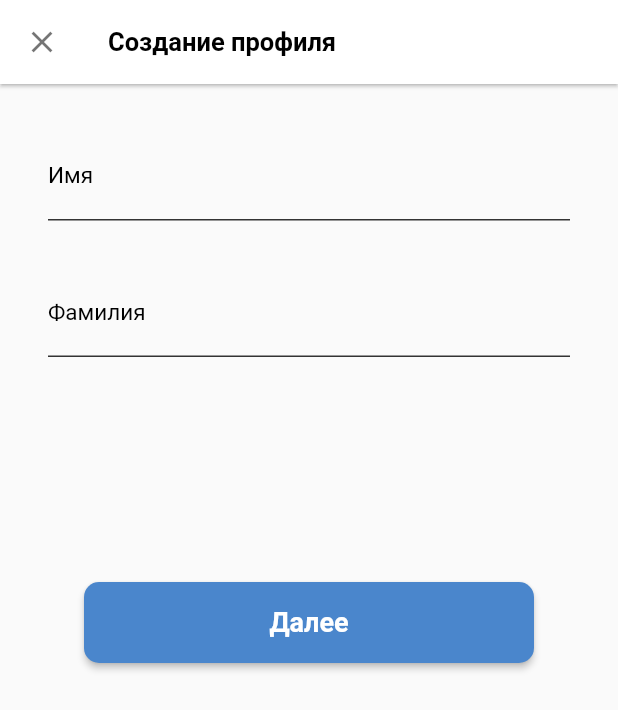
After one commit to ATekimbaev/clinic_app, a Flutter app: the screen it shows after launch, on a phone screen of 412 x 824 dp. The commit adds this screen. Shown: the top 710 px of the screen. Run offline on Flutter 3.47's test engine with Material 2 defaults, Android fonts, the phone set to English and light mode, and no system bars.

Commit message:
created new pages

```diff
--- a/lib/core/theme/app_colors.dart
+++ b/lib/core/theme/app_colors.dart
@@ -6,4 +6,6 @@ abstract class AppColors {
   static const Color blue = Color(0xff4A86CC);
   static Color blackWithOpacity54 = Colors.black.withOpacity(0.54);
   static const Color darkGrey = Color(0xff333333);
+  static const Color lightGrey = Color(0xffC4C4C4);
+  static const Color blueButton = Color(0xff007AFF);
 }
--- a/lib/main.dart
+++ b/lib/main.dart
@@ -1,4 +1,6 @@
 import 'package:clinic_app/screens%20/auth_screen/auth_screen.dart';
+import 'package:clinic_app/screens%20/auth_screen/confrim_code_page.dart';
+import 'package:clinic_app/screens%20/auth_screen/create_profile_screen.dart';
 import 'package:clinic_app/screens%20/welcome_screen/welcome_screen.dart';
 import 'package:flutter/material.dart';
 
@@ -16,7 +18,7 @@ class MyApp extends StatelessWidget {
       theme: ThemeData(
         primarySwatch: Colors.blue,
       ),
-      home: const WelcomeScreen(),
+      home: CreateProfileScreen(),
     );
   }
 }
--- /dev/null
+++ b/lib/screens /auth_screen/create_profile_screen.dart
@@ -0,0 +1,93 @@
+import 'package:clinic_app/core/widgets/app_button.dart';
+import 'package:flutter/material.dart';
+import 'package:flutter/src/widgets/container.dart';
+import 'package:flutter/src/widgets/framework.dart';
+
+import '../../core/theme/app_colors.dart';
+import '../../core/theme/app_fonts.dart';
+
+class CreateProfileScreen extends StatelessWidget {
+  CreateProfileScreen({super.key});
+  TextEditingController controllerName = TextEditingController();
+  TextEditingController controllerLastName = TextEditingController();
+  @override
+  Widget build(BuildContext context) {
+    return Scaffold(
+      appBar: AppBar(
+        elevation: 1,
+        backgroundColor: AppColors.white,
+        leading: IconButton(
+          onPressed: () {
+            Navigator.pop(context);
+          },
+          icon: Icon(
+            Icons.close,
+            color: AppColors.blackWithOpacity54,
+          ),
+        ),
+        title: const Text(
+          'Создание профиля',
+          style: AppFonts.w600s17,
+        ),
+      ),
+      body: Padding(
+        padding: const EdgeInsets.all(32.0),
+        child: Column(
+          crossAxisAlignment: CrossAxisAlignment.start,
+          children: [
+            NameTextField(
+              hintText: 'Введите ваше имя',
+              lable: 'Имя',
+              controller: controllerName,
+            ),
+            const SizedBox(
+              height: 32,
+            ),
+            NameTextField(
+              hintText: 'Введите вашу фамилию',
+              lable: 'Фамилия',
+              controller: controllerLastName,
+            ),
+            const SizedBox(
+              height: 150,
+            ),
+            Center(child: AppButton(title: 'Далее', onPressed: () {}))
+          ],
+        ),
+      ),
+    );
+  }
+}
+
+class NameTextField extends StatelessWidget {
+  const NameTextField({
+    Key? key,
+    required this.lable,
+    required this.hintText,
+    required this.controller,
+  }) : super(key: key);
+  final String lable;
+  final String hintText;
+  final TextEditingController controller;
+
+  @override
+  Widget build(BuildContext context) {
+    return TextField(
+      decoration: InputDecoration(
+          enabledBorder: const UnderlineInputBorder(
+            borderSide: BorderSide(color: AppColors.darkGrey),
+          ),
+          focusedBorder: const UnderlineInputBorder(
+            borderSide: BorderSide(color: AppColors.darkGrey),
+          ),
+          border: const UnderlineInputBorder(
+            borderSide: BorderSide(color: AppColors.darkGrey),
+          ),
+          label: Text(
+            lable,
+            style: AppFonts.w400s15,
+          ),
+          hintText: hintText),
+    );
+  }
+}
--- a/lib/screens /auth_screen/widget/custom_text_field.dart
+++ b/lib/screens /auth_screen/widget/custom_text_field.dart
@@ -4,19 +4,23 @@ import '../../../core/theme/app_colors.dart';
 import '../../../core/theme/app_fonts.dart';
 
 class CustomTextField extends StatelessWidget {
-  const CustomTextField({
+  CustomTextField({
     Key? key,
     required this.controller,
+    required this.errorText,
   }) : super(key: key);
 
   final TextEditingController controller;
+  String? errorText;
 
   @override
   Widget build(BuildContext context) {
     return TextField(
+      keyboardType: TextInputType.phone,
       controller: controller,
       cursorColor: AppColors.blue,
       decoration: InputDecoration(
+        errorText: errorText,
         hintStyle: AppFonts.w700s17.copyWith(color: AppColors.darkGrey),
         enabledBorder: const UnderlineInputBorder(
           borderSide: BorderSide(color: AppColors.darkGrey),
```
Also changed, not shown: lib/screens /auth_screen/auth_screen.dart (+34 -2 lines), lib/screens /auth_screen/confrim_code_page.dart (added, +130 -0 lines).
